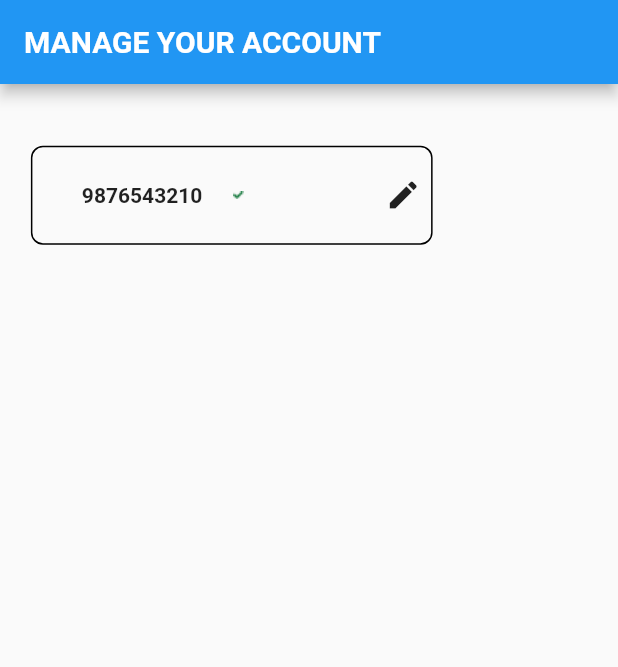
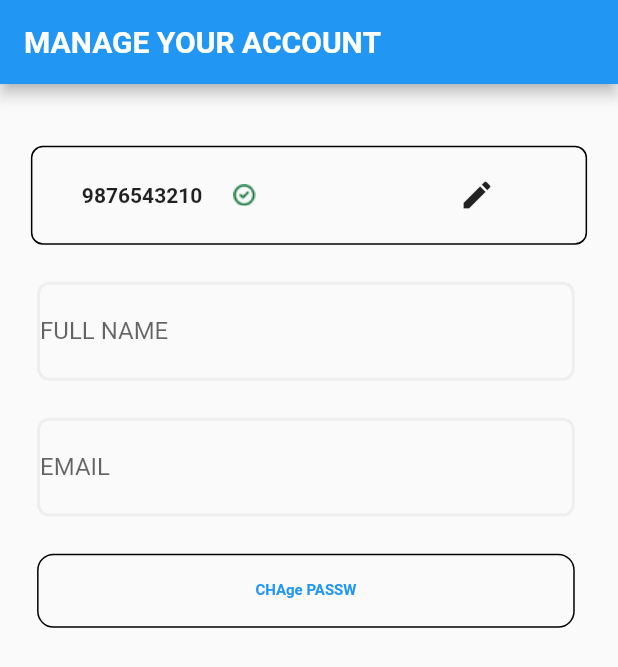
Before and after one commit to shaheensha-007/fursan-cart-1, a Flutter app: the screen it shows after launch, on a phone screen of 412 x 824 dp. Shown: the top 667 px of the screen. Run offline on Flutter 3.47's test engine with Material 2 defaults, Android fonts, the phone set to English and light mode, and no system bars; our stand-ins replace bloc, carousel_slider, flutter_bloc, smooth_page_indicator; missing offline and left inert: flutter_expanded_tile; accounts and stored records are empty.

Commit message:
change password

```diff
--- a/lib/Ui/accounts/mgtaccount.dart
+++ b/lib/Ui/accounts/mgtaccount.dart
@@ -26,7 +26,7 @@ class _MgtaccountState extends State<Mgtaccount> {
             padding:  EdgeInsets.only(left:mwidth*0.05 ),
             child: Container(
               height: mheight*0.08,
-              width: mwidth*0.650,
+              width: mwidth*0.900,
               decoration: BoxDecoration(
                 borderRadius: BorderRadius.circular(8),
                 border: Border.all(color: Colors.black)
@@ -41,17 +41,83 @@ class _MgtaccountState extends State<Mgtaccount> {
 
                   Padding(
                     padding: EdgeInsets.only(left:mwidth*0.05 ),
-                    child: Image(image: AssetImage("assets/tik.png")),
+                    child: Image(image: AssetImage("assets/tick.png")),
                   ),
                   Padding(
-                    padding:  EdgeInsets.only(left: mwidth*0.20),
+                    padding:  EdgeInsets.only(left: mwidth*0.30),
                     child: IconButton(onPressed: (){}, icon: Icon(Icons.edit)),
                   ),
 
                 ],
               ),
             ),
-          )
+          ),
+          SizedBox(
+            height: mheight*0.03,
+          ),
+          Padding(
+            padding:  EdgeInsets.only(left: mwidth*0.06),
+            child: Container(
+              child: Center(
+                child: TextFormField(
+                    decoration: InputDecoration(
+                        focusedBorder: InputBorder.none,
+                        disabledBorder: InputBorder.none,
+                        enabledBorder: InputBorder.none,
+                        hintText:'FULL NAME'
+
+                    )
+                ),
+              ),
+              width:mwidth*0.870,height:mheight*0.08,
+              decoration: BoxDecoration(
+                border: Border.all(color: Color(0xffEEEEEE), width: 2),
+                borderRadius: BorderRadius.circular(8),
+              ),
+            ),
+          ),
+          SizedBox(
+            height: mheight*0.03,
+          ),
+          Padding(
+            padding:  EdgeInsets.only(left: mwidth*0.06),
+            child: Container(
+              child: Center(
+                child: TextFormField(
+                    decoration: InputDecoration(
+                        focusedBorder: InputBorder.none,
+                        disabledBorder: InputBorder.none,
+                        enabledBorder: InputBorder.none,
+                        hintText:'EMAIL'
+
+                    )
+                ),
+              ),
+              width:mwidth*0.870,height:mheight*0.08,
+              decoration: BoxDecoration(
+                border: Border.all(color: Color(0xffEEEEEE), width: 2),
+                borderRadius: BorderRadius.circular(8),
+              ),
+            ),
+          ),
+          SizedBox(
+            height: mheight*0.03,
+          ),
+          Padding(
+            padding: EdgeInsets.only(left: mwidth*0.06),
+            child: Container(
+              height: mheight*0.06,
+              width: mwidth*0.870,
+              decoration: BoxDecoration(
+                borderRadius: BorderRadius.circular(11),
+                border: Border.all(color: Colors.black),
+
+              ),
+              child: Center(child: TextButton(
+                  onPressed:(){},
+                  child: Text("CHAge PASSW",style: TextStyle(fontSize: 10,fontWeight: FontWeight.bold),))),
+            ),
+          ),
         ],
       ),
     );
```
Also changed, not shown: assets/tick.png (added), assets/tik.png (deleted), pubspec.lock.
